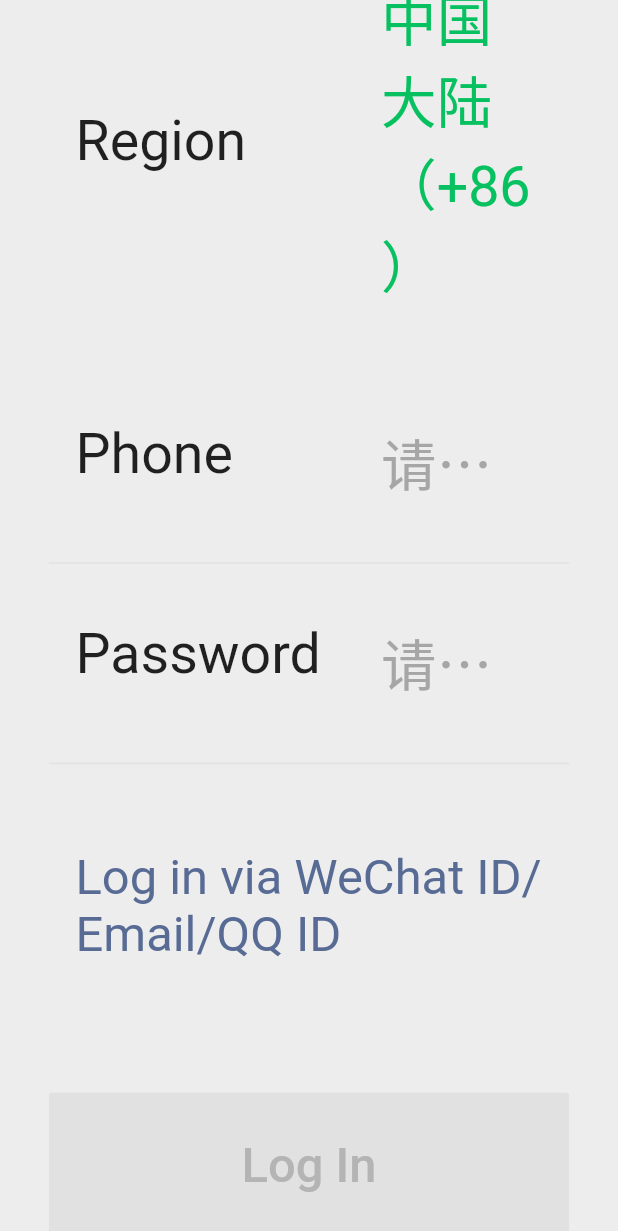
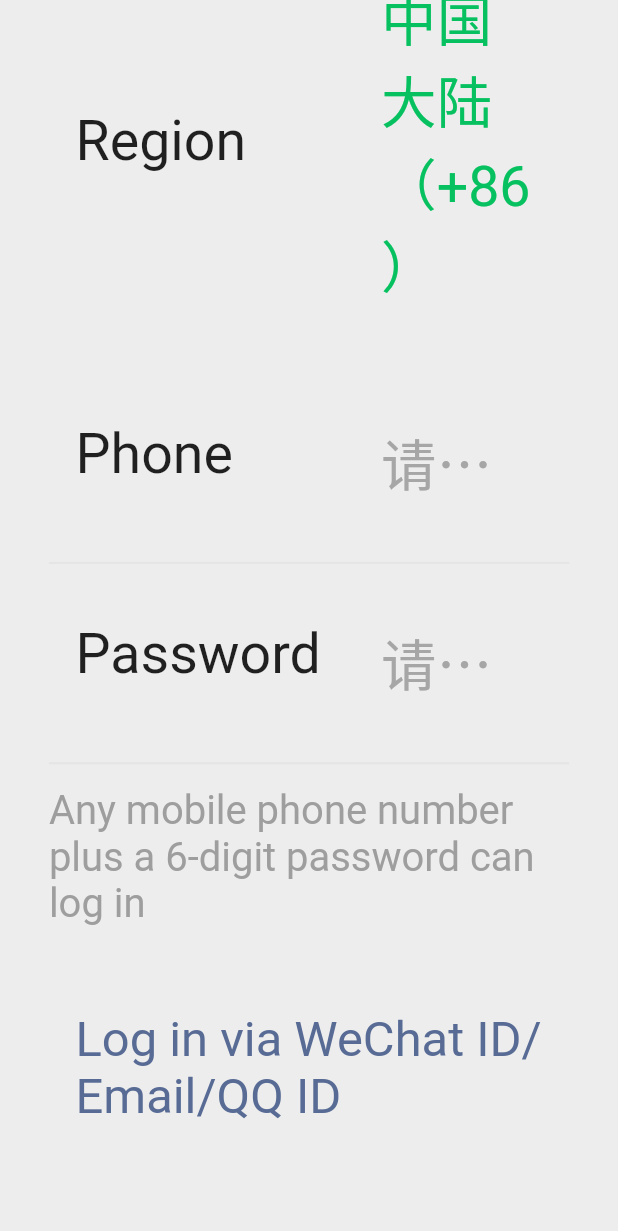
Before and after one commit to sunpu007/flutter_wechat, a Flutter app: the LoginPage screen opened directly, scrolled down 519 dp, on a phone screen of 412 x 824 dp. Shown: the top 1231 px of the screen. Run offline on Flutter 3.47's test engine with Material 2 defaults, Android fonts, the phone set to English and light mode, and no system bars; our stand-ins replace dio, image_picker, permission_handler, shared_preferences, webview_flutter; missing offline and left inert: image_crop, qrscan; accounts and stored records are empty; network calls fail.

Commit message:
添加登录界面提示

```diff
--- a/lib/l10n/intl_en.arb
+++ b/lib/l10n/intl_en.arb
@@ -8,5 +8,6 @@
   "phone": "Phone",
   "password": "Password",
   "name": "Name",
-  "otherLogin": "Log in via WeChat ID/Email/QQ ID"
+  "otherLogin": "Log in via WeChat ID/Email/QQ ID",
+  "loginTip": "Any mobile phone number plus a 6-digit password can log in"
 }
--- a/lib/l10n/intl_zh.arb
+++ b/lib/l10n/intl_zh.arb
@@ -8,5 +8,6 @@
   "phone": "手机号",
   "password": "密码",
   "name": "昵称",
-  "otherLogin": "用微信号/QQ号/邮箱登录"
+  "otherLogin": "用微信号/QQ号/邮箱登录",
+  "loginTip": "任意手机号加6位数字的密码即可登录"
 }
--- a/lib/ui/pages/index/login/login.dart
+++ b/lib/ui/pages/index/login/login.dart
@@ -106,6 +106,16 @@ class _LoginPageState extends State<LoginPage> {
                     },
                   ),
                   Container(
+                    margin: EdgeInsets.only(top: 20.0.px),
+                    child: Text(
+                      S.of(context).loginTip,
+                      style: TextStyle(
+                        fontSize: 36.0.px,
+                        color: Colors.grey,
+                      ),
+                    ),
+                  ),
+                  Container(
                     margin: EdgeInsets.only(top: 76.0.px),
                     padding: EdgeInsets.symmetric(horizontal: 24.0.px,),
                     child: Text(
```
Also changed, not shown: lib/generated/intl/messages_en.dart, lib/generated/intl/messages_zh.dart, lib/generated/l10n.dart, 1 other file.
